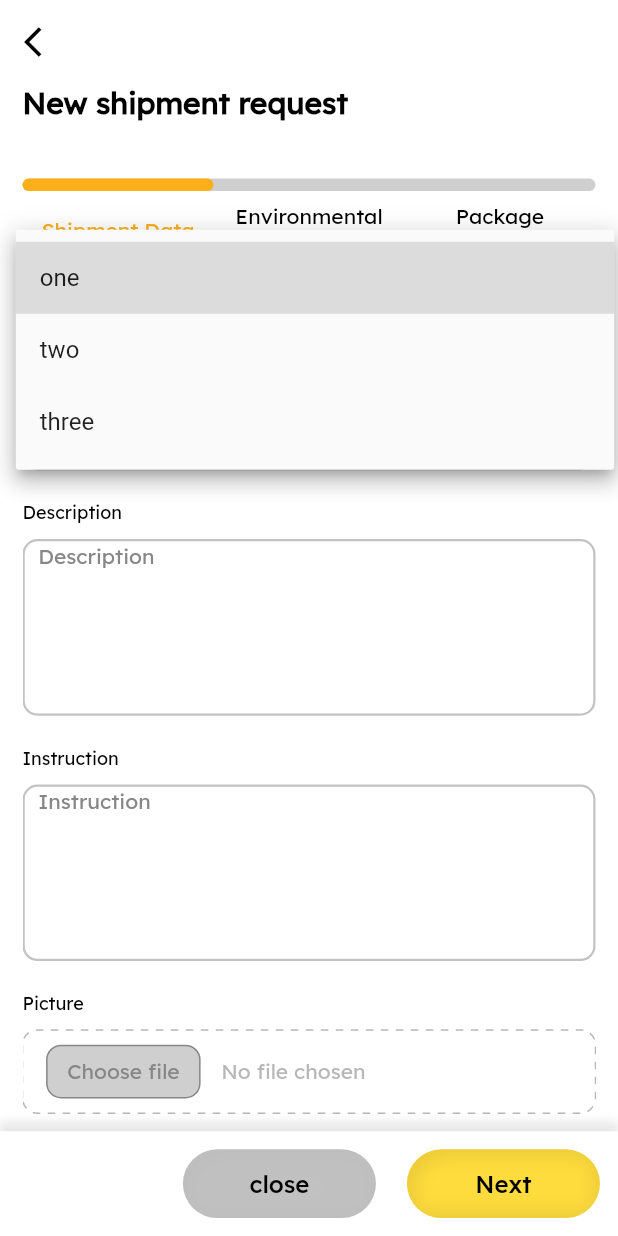
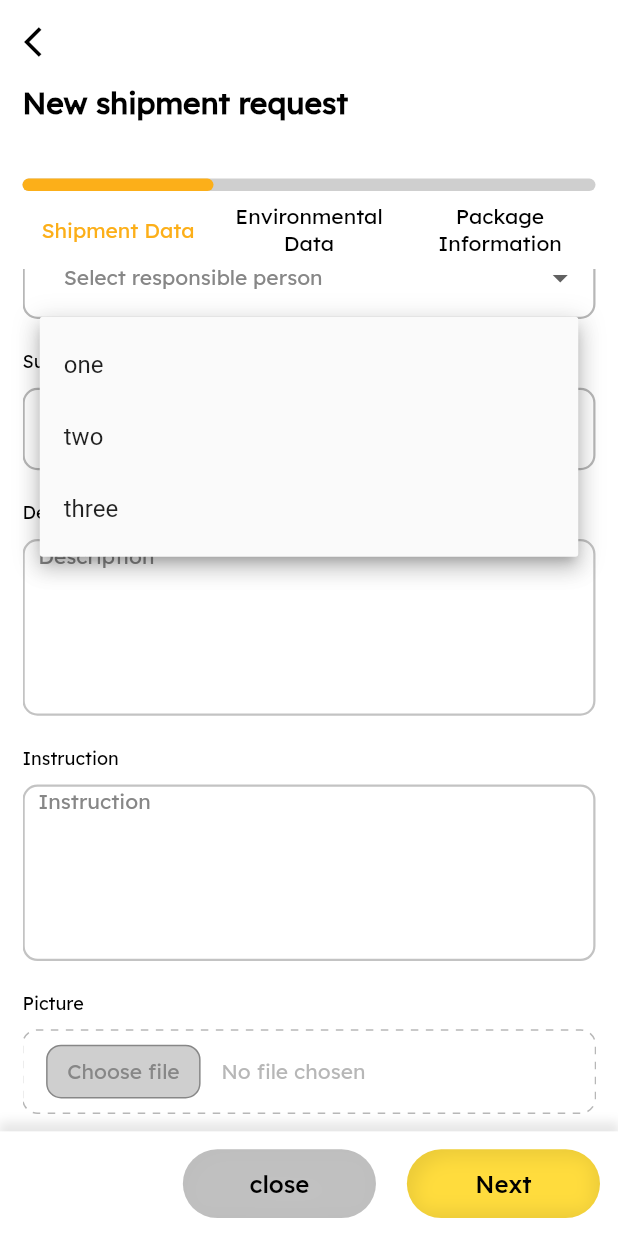
Before and after one commit to niyatiBrainbinary/projsite, a Flutter app: the Shipment screen opened directly, scrolled down 560 dp, after a tap on "Select responsible person", on a phone screen of 412 x 824 dp. Run offline on Flutter 3.47's test engine with Material 2 defaults, Android fonts, the phone set to English and light mode, and no system bars; drawn by our look-alikes of auto_size_text, dotted_border, dropdown_button2; our stand-ins replace bloc, bottom_navy_bar, connectivity_plus, dio, easy_localization, file_picker and 11 more; missing offline and left inert: flutter_swiper_null_safety_flutter3, ftx, geocoder, google_place, syncfusion_flutter_pdfviewer; accounts and stored records are empty; network calls fail; statements that could not run were skipped.

Commit message:
change j

```diff
--- a/lib/api service/models/booking_models/add_bookings_model.dart
+++ b/lib/api service/models/booking_models/add_bookings_model.dart
@@ -79,9 +79,6 @@ class Response {
 
 import 'dart:convert';
 
-AddBookingModel addBookingModelFromJson(String str) => AddBookingModel.fromJson(json.decode(str));
-
-String addBookingModelToJson(AddBookingModel data) => json.encode(data.toJson());
 
 class AddBookingModel {
   AddBookingModel({
--- a/lib/api service/repository.dart
+++ b/lib/api service/repository.dart
@@ -1921,7 +1921,7 @@ log("mybody$body");
       );
       if (res.statusCode! >= 200 && res.statusCode! < 300) {
         log("addbookings=${res.data}");
-        return addBookingModelFromJson(res.data);
+        return AddBookingModel.fromJson(res.data);
       }
     } catch (e) {
       print(e);
--- a/lib/cubits/drop_down_cubit.dart
+++ b/lib/cubits/drop_down_cubit.dart
@@ -1,5 +1,6 @@
 import 'dart:developer';
 
+import 'package:flutter/material.dart';
 import 'package:flutter_bloc/flutter_bloc.dart';
 import 'package:proj_site/api%20service/models/calender_models/filter_status_model.dart';
 import 'package:proj_site/api%20service/models/calender_models/filter_transport_type_model.dart';
@@ -47,6 +48,14 @@ class FilterTransportTypeError extends DropDownState {}
 
 class DropDownCubit extends Cubit<DropDownState> {
   DropDownCubit() : super(DropDownInitial());
+
+  List<String> contractor = ["1", "2", "3"];
+
+  List<String> person1 = ["rtgs", "ergs", "rtert"];
+
+  List<String> person2 = ["gdg", "dgf", "rgt"];
+
+  List<String> person3 = ["dsfd", "rttfg", "dfgg"];
 
   ResourceListModel? resourceListData;
   ZoneListModel? zoneListData;
@@ -134,7 +143,6 @@ class DropDownCubit extends Cubit<DropDownState> {
         for (int i = 0; i < userListData!.users!.length; i++) {
           if(organizationCompanyId == userListData!.users![i].companyName){
             userName.add("${userListData!.users?[i].firstName ?? ""} ${userListData?.users?[i].lastName ?? ""}");
-            userId.add(userListData?.users?[i].id);
           }
         }
         emit(UserListSuccess());
--- a/lib/view/dashboard_card.dart
+++ b/lib/view/dashboard_card.dart
@@ -6,6 +6,7 @@ import 'package:loading_animation_widget/loading_animation_widget.dart';
 import 'package:proj_site/common/colors/colors.dart';
 import 'package:proj_site/common/widget_constant/widget_constant.dart';
 import 'package:proj_site/cubits/auth_cubit.dart';
+import 'package:proj_site/cubits/booking_cubit.dart';
 import 'package:proj_site/cubits/calendar_cubit.dart';
 import 'package:proj_site/cubits/dashboard_cubit.dart';
 import 'package:proj_site/cubits/drop_down_cubit.dart';
@@ -85,6 +86,8 @@ class _DashBoardCardState extends State<DashBoardCard> {
                           else {
                             return commonButton(context: context, buttonName: "Yes",width: 95,onTap: (){
                               BlocProvider.of<TerminalCubit>(context).CloseTerminal(context,dashBoardCub.pendingShipmentList[widget.index].requestId!);
+
+
                             });
                           }
                         },
@@ -108,6 +111,7 @@ class _DashBoardCardState extends State<DashBoardCard> {
                           else {
                             return commonButton(context: context, buttonName: "Yes",width: 95,onTap: (){
                               transportRequestCub.CloseTransportRequest(context, dashBoardCub.pendingShipmentList[widget.index].requestId!);
+                              //BlocProvider.of<BookingCubit>(context).AddBooking(calendarCub.requestData!.result!.id.toString(), calendarCub.requestData!.result!.responsiblePersonId.toString());
                             });
                           }
                         },
--- a/lib/view/newShipmentRequest/shipment.dart
+++ b/lib/view/newShipmentRequest/shipment.dart
@@ -1,6 +1,7 @@
 import 'dart:developer';
 
 import 'package:dotted_border/dotted_border.dart';
+import 'package:dropdown_button2/dropdown_button2.dart';
 import 'package:easy_localization/easy_localization.dart';
 import 'package:flutter/material.dart';
 import 'package:flutter/rendering.dart';
@@ -16,6 +17,15 @@ import 'package:proj_site/cubits/drop_down_cubit.dart';
 import 'package:proj_site/cubits/shipment_cubit.dart';
 import 'package:proj_site/helper/helper.dart';
 import 'package:proj_site/view/newShipmentRequest/enviroment.dart';
+
+_dropDownItems(List<String> list) {
+  return list
+      .map((String val) => DropdownMenuItem<String>(
+    value: val,
+    child: Text(val),
+  ))
+      .toList();
+}
 
 class Shipment extends StatefulWidget {
 
@@ -57,6 +67,8 @@ class _ShipmentState extends State<Shipment> {
   String? _personId;
   String? _subProject;
   String? _subProjectId;
+
+
 
     late ShipmentCubit shipmentCub;
   late DropDownCubit dropDownCub;
@@ -643,6 +655,7 @@ class _ShipmentState extends State<Shipment> {
                                     fontWeight: FontWeight.w400,
                                     fontSize: 12),
                                 verticalSpaces(context, height: 80),
+
                                 getDropDownButton(
                                     ctx: context,
                                     items: dropDownCub.organization,
@@ -658,7 +671,7 @@ class _ShipmentState extends State<Shipment> {
                                           dropDownCub.organizationCompanyId = dropDownCub.companyList![i].companyName;
                                         }
                                       }
-                                      //dropDownCub.userList(projectIdMain ,authCub.userInfo?.user?.organizationId ?? "", _contractorId ?? "");
+                                      dropDownCub.userList(projectIdMain ,authCub.userInfo?.user?.organizationId ?? "", _contractorId ?? "");
                                       setState(() {});
                                     }),
                                 verticalSpaces(context, height: 40),
@@ -668,7 +681,43 @@ class _ShipmentState extends State<Shipment> {
                                     fontWeight: FontWeight.w400,
                                     fontSize: 12),
                                 verticalSpaces(context, height: 80),
-                                getDropDownButton(
+                                Container(
+                                  height: screenHeight(context, dividedBy: 15),
+                                  width: screenWidth(context),
+                                  padding: EdgeInsets.symmetric(horizontal: 10),
+                                  decoration: BoxDecoration(
+                                      borderRadius: BorderRadius.circular(10.0),
+                                      border:
+                                      Border.all(color: HexColor.Gray53.withOpacity(0.6), width: 1.5)),
+                                  child: DropdownButtonHideUnderline(
+                                    child: DropdownButton2(
+                                      hint: Text(
+                                        "Select responsible person".tr(),
+                                        style: TextStyle(
+                                          fontSize: 14,
+                                          fontWeight: FontWeight.w400,
+                                          fontFamily: LexendRegular,
+                                          color: HexColor.Gray53,
+                                        ),
+                                      ),
+
+                                      //icon: Image.asset(icons.ic_downArrow, height: 7),
+                                      items: _dropDownItems(dropDownCub.userName),
+                                      onChanged: (val) {
+                                        _person = val;
+                                        for (int i = 0; i < dropDownCub.userName.length; i++) {
+                                          if (val == dropDownCub.userName[i]) {
+                                            _personId = dropDownCub.userId[i];
+                                          }
+                                        }
+                                        setState(() {});
+                                      },
+                                      isExpanded: true,
+                                      value: _person,
+                                    ),
+                                  ),
+                                ),
+                                /*getDropDownButton(
                                     ctx: context,
                                     items: dropDownCub.userName,//_dropdownValues,
                                     hitText: "Select responsible person",
@@ -681,7 +730,8 @@ class _ShipmentState extends State<Shipment> {
                                         }
                                       }
                                       setState(() {});
-                                    }),
+                                    }
+                                    ),*/
 
                                 verticalSpaces(context, height: 40),
                                 commonText("Sub Project",
--- a/lib/view/updateShipmentRequest/updatePackageInformation.dart
+++ b/lib/view/updateShipmentRequest/updatePackageInformation.dart
@@ -107,7 +107,7 @@ class _UpdatePackageInformationState extends State<UpdatePackageInformation> {
     }
     shipmentCub.UpdateShipment(finalMap,context,finalUpdatedValue);
 
-    //bookingCub.AddBooking(calendarCub.requestData!.result!.id.toString(), calendarCub.requestData!.result!.responsiblePersonId.toString());
+   //bookingCub.AddBooking(calendarCub.requestData!.result!.id.toString(), calendarCub.requestData!.result!.responsiblePersonId.toString());
   }
 
   initThird(){
@@ -122,7 +122,6 @@ class _UpdatePackageInformationState extends State<UpdatePackageInformation> {
     _packageInformationCub.PackageInformation();
 
     bookingCub = BlocProvider.of<BookingCubit>(context);
-
 
     if(calendarCub.requestData!.result!.kollis!=null){
       for(int i=0;i<_id.length;i++){
--- a/pubspec.yaml
+++ b/pubspec.yaml
@@ -63,6 +63,7 @@ dependencies:
   flutter_svg: ^2.0.0+1
   syncfusion_flutter_pdfviewer: 20.4.44
   syncfusion_flutter_core: 20.4.44
+  dropdown_button2: ^2.0.0
 
 dev_dependencies:
   flutter_test:
```
Also changed, not shown: pubspec.lock.
